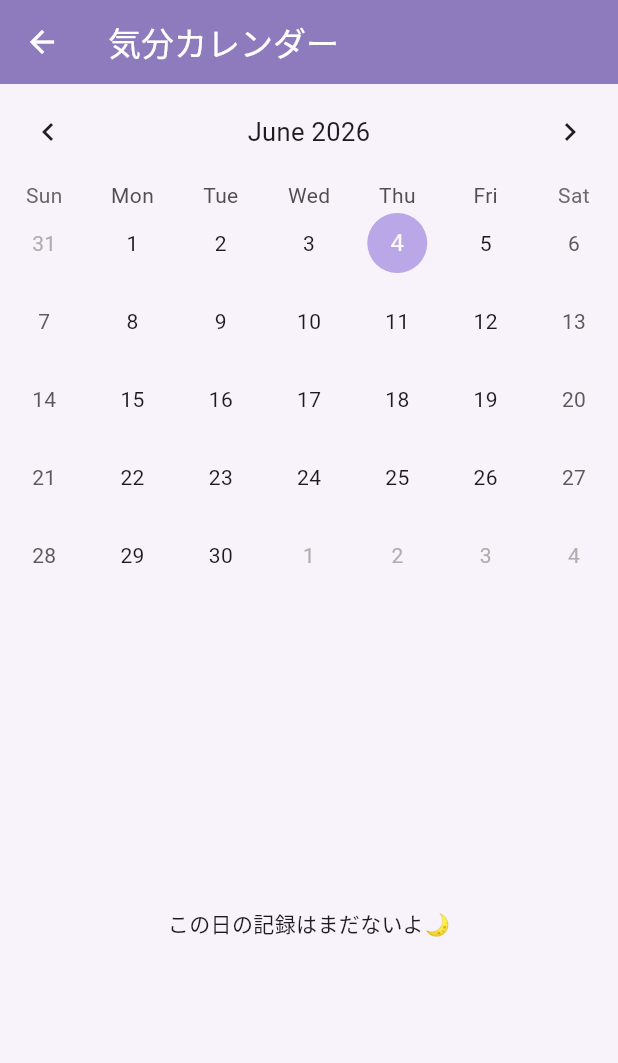
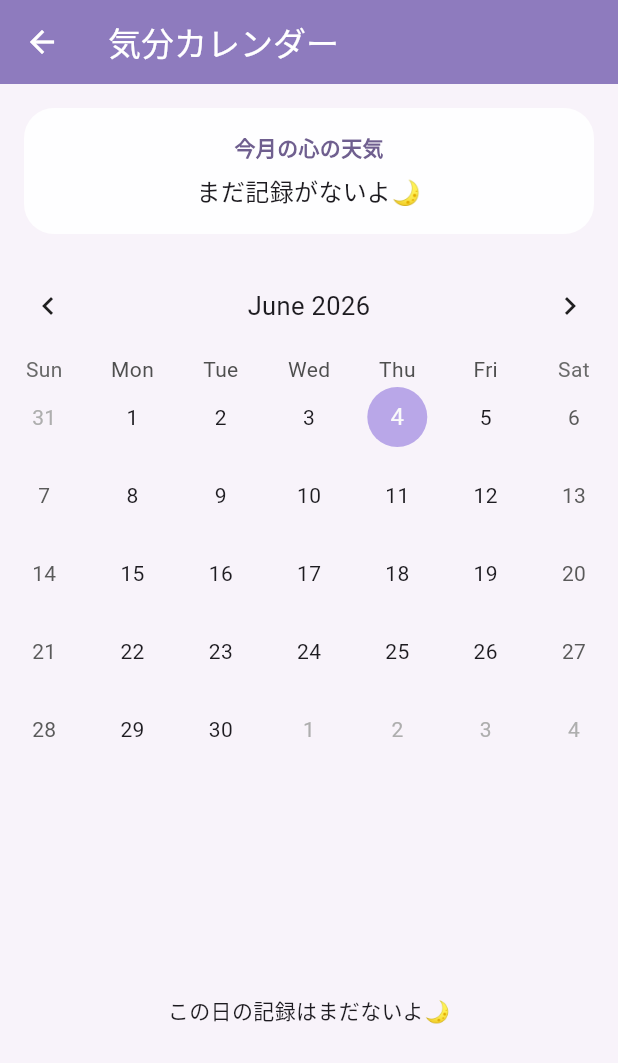
Before and after one commit to moecocoon/cocoon, a Flutter app: the screen it shows after launch, item 5 of the bottom bar chosen, after a tap on "📅 気分カレンダーを見る", on a phone screen of 412 x 824 dp. Shown: the top 1063 px of the screen. Run offline on Flutter 3.47's test engine with Material 3 defaults, Android fonts, the phone set to English and light mode, and no system bars; drawn by our look-alikes of table_calendar; our stand-ins replace image_picker, shared_preferences.

Commit message:
emotion size linked to mood record

```diff
--- a/lib/main.dart
+++ b/lib/main.dart
@@ -2801,6 +2801,23 @@ class _MoodCalendarScreenState extends State<MoodCalendarScreen> {
   @override
   Widget build(BuildContext context) {
     final selectedMoods = moodsForDay(selectedDay ?? focusedDay);
+    final monthMoods = widget.moodHistory.where((mood) {
+  return mood.createdAt.year == focusedDay.year &&
+      mood.createdAt.month == focusedDay.month;
+}).toList();
+
+final weatherCounts = <String, int>{};
+
+for (final mood in monthMoods) {
+  weatherCounts[mood.weather] =
+      (weatherCounts[mood.weather] ?? 0) + 1;
+}
+
+final weatherSummary = weatherCounts.entries
+    .map((entry) => '${entry.key} ${entry.value}日')
+    .join('　');
+
+
 
     return Scaffold(
       backgroundColor: const Color(0xFFF8F3FA),
@@ -2811,6 +2828,32 @@ class _MoodCalendarScreenState extends State<MoodCalendarScreen> {
       ),
       body: Column(
         children: [
+          Container(
+  width: double.infinity,
+  margin: const EdgeInsets.all(16),
+  padding: const EdgeInsets.all(16),
+  decoration: BoxDecoration(
+    color: Colors.white.withOpacity(0.9),
+    borderRadius: BorderRadius.circular(20),
+  ),
+  child: Column(
+    children: [
+      const Text(
+        '今月の心の天気',
+        style: TextStyle(
+          fontWeight: FontWeight.bold,
+          color: Color(0xFF6F5F8F),
+        ),
+      ),
+      const SizedBox(height: 8),
+      Text(
+        weatherSummary.isEmpty ? 'まだ記録がないよ🌙' : weatherSummary,
+        textAlign: TextAlign.center,
+        style: const TextStyle(fontSize: 16),
+      ),
+    ],
+  ),
+),
           TableCalendar<MoodRecord>(
             firstDay: DateTime.utc(2020, 1, 1),
             lastDay: DateTime.utc(2035, 12, 31),
@@ -2823,20 +2866,15 @@ class _MoodCalendarScreenState extends State<MoodCalendarScreen> {
   markerBuilder: (context, day, events) {
     if (events.isEmpty) return null;
 
-    final mood = events.first;
-    final color = moodColor(mood);
-
-    return Positioned(
-      bottom: 6,
-      child: Container(
-        width: 8,
-        height: 8,
-        decoration: BoxDecoration(
-          color: color,
-          shape: BoxShape.circle,
-        ),
-      ),
-    );
+ final mood = events.first;
+
+return Positioned(
+  bottom: 2,
+  child: Text(
+    mood.weather,
+    style: const TextStyle(fontSize: 14),
+  ),
+);
   },
 ),
             onDaySelected: (selected, focused) {
```
Also changed, not shown: firebase.json (added), 2 other files.
